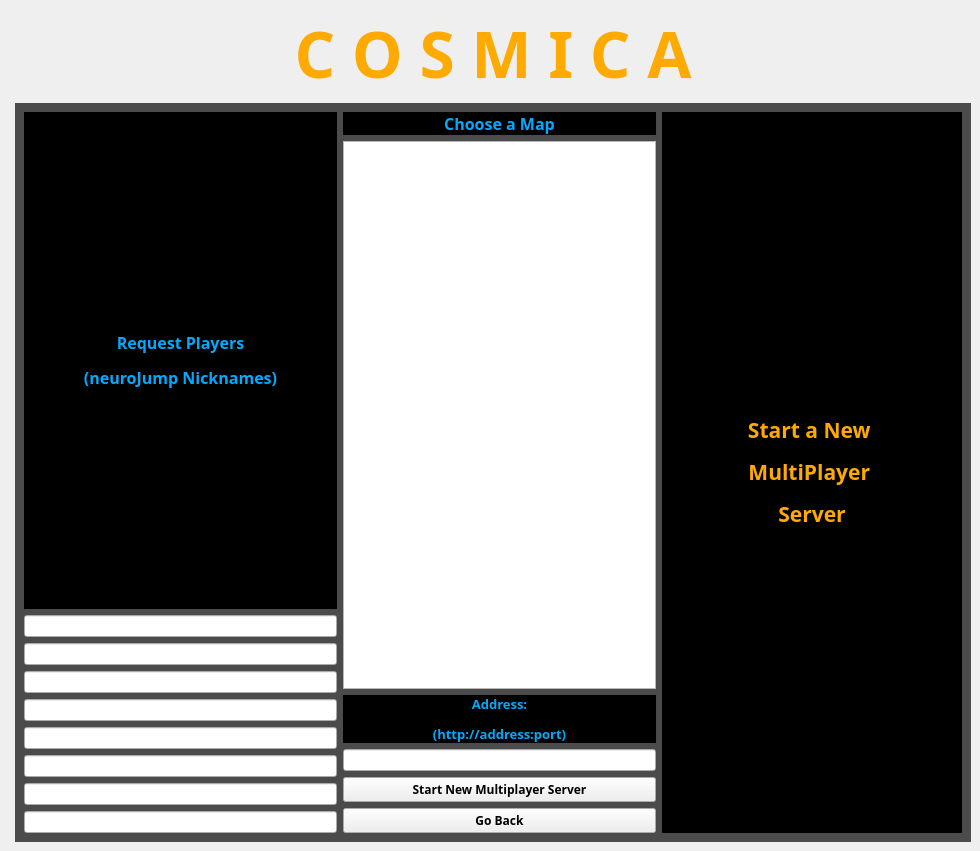
Before: the Qt Designer form anw/Client/design.ui in colshag/cosmica, drawn with Qt 5.
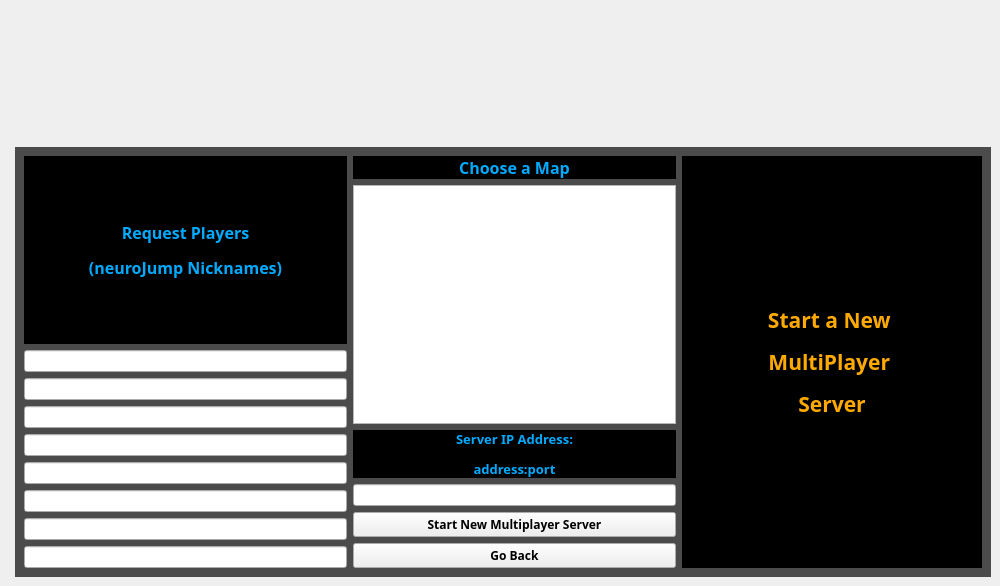
After: the same form once the commit is applied. The open tabs and pages were chosen to show the change. Icons and pictures are not drawn.

What changed in the file:
```diff
--- a/anw/Client/design.ui
+++ b/anw/Client/design.ui
@@ -6,8 +6,8 @@
    <rect>
     <x>0</x>
     <y>0</y>
-    <width>980</width>
-    <height>851</height>
+    <width>1000</width>
+    <height>586</height>
    </rect>
   </property>
   <property name="windowTitle">
@@ -54,21 +54,6 @@
     <property name="fieldGrowthPolicy">
      <enum>QFormLayout::AllNonFixedFieldsGrow</enum>
     </property>
-    <item row="1" column="1">
-     <widget class="QLabel" name="label_3">
-      <property name="font">
-       <font>
-        <family>Arial Black</family>
-        <pointsize>48</pointsize>
-        <weight>75</weight>
-        <bold>true</bold>
-       </font>
-      </property>
-      <property name="text">
-       <string>&lt;html&gt;&lt;head/&gt;&lt;body&gt;&lt;p align=&quot;center&quot;&gt;&lt;span style=&quot; font-size:48pt; color:#ffaa00;&quot;&gt;C O S M I C A&lt;/span&gt;&lt;/p&gt;&lt;/body&gt;&lt;/html&gt;</string>
-      </property>
-     </widget>
-    </item>
     <item row="2" column="1">
      <widget class="QStackedWidget" name="mainMenu">
       <property name="minimumSize">
@@ -1056,7 +1041,7 @@
              <string notr="true">background-color: rgb(0, 0, 0);</string>
             </property>
             <property name="text">
-             <string>&lt;html&gt;&lt;head/&gt;&lt;body&gt;&lt;p align=&quot;center&quot;&gt;&lt;span style=&quot; color:#00aaff;&quot;&gt;Address:&lt;/span&gt;&lt;/p&gt;&lt;p align=&quot;center&quot;&gt;&lt;span style=&quot; color:#00aaff;&quot;&gt;(http://address:port)&lt;/span&gt;&lt;/p&gt;&lt;/body&gt;&lt;/html&gt;</string>
+             <string>&lt;html&gt;&lt;head/&gt;&lt;body&gt;&lt;p align=&quot;center&quot;&gt;&lt;span style=&quot; color:#00aaff;&quot;&gt;Server IP Address:&lt;/span&gt;&lt;/p&gt;&lt;p align=&quot;center&quot;&gt;&lt;span style=&quot; color:#00aaff;&quot;&gt;address:port&lt;/span&gt;&lt;/p&gt;&lt;/body&gt;&lt;/html&gt;</string>
             </property>
            </widget>
           </item>
@@ -1327,6 +1312,21 @@
       </widget>
      </widget>
     </item>
+    <item row="1" column="1">
+     <widget class="QLabel" name="label_3">
+      <property name="font">
+       <font>
+        <family>Arial Black</family>
+        <pointsize>36</pointsize>
+        <weight>75</weight>
+        <bold>true</bold>
+       </font>
+      </property>
+      <property name="text">
+       <string>&lt;html&gt;&lt;head/&gt;&lt;body&gt;&lt;p align=&quot;center&quot;&gt;&lt;br/&gt;&lt;/p&gt;&lt;/body&gt;&lt;/html&gt;</string>
+      </property>
+     </widget>
+    </item>
    </layout>
   </widget>
  </widget>
```
Left out of the diff: 2 changed lines with no effect on the pictures.
